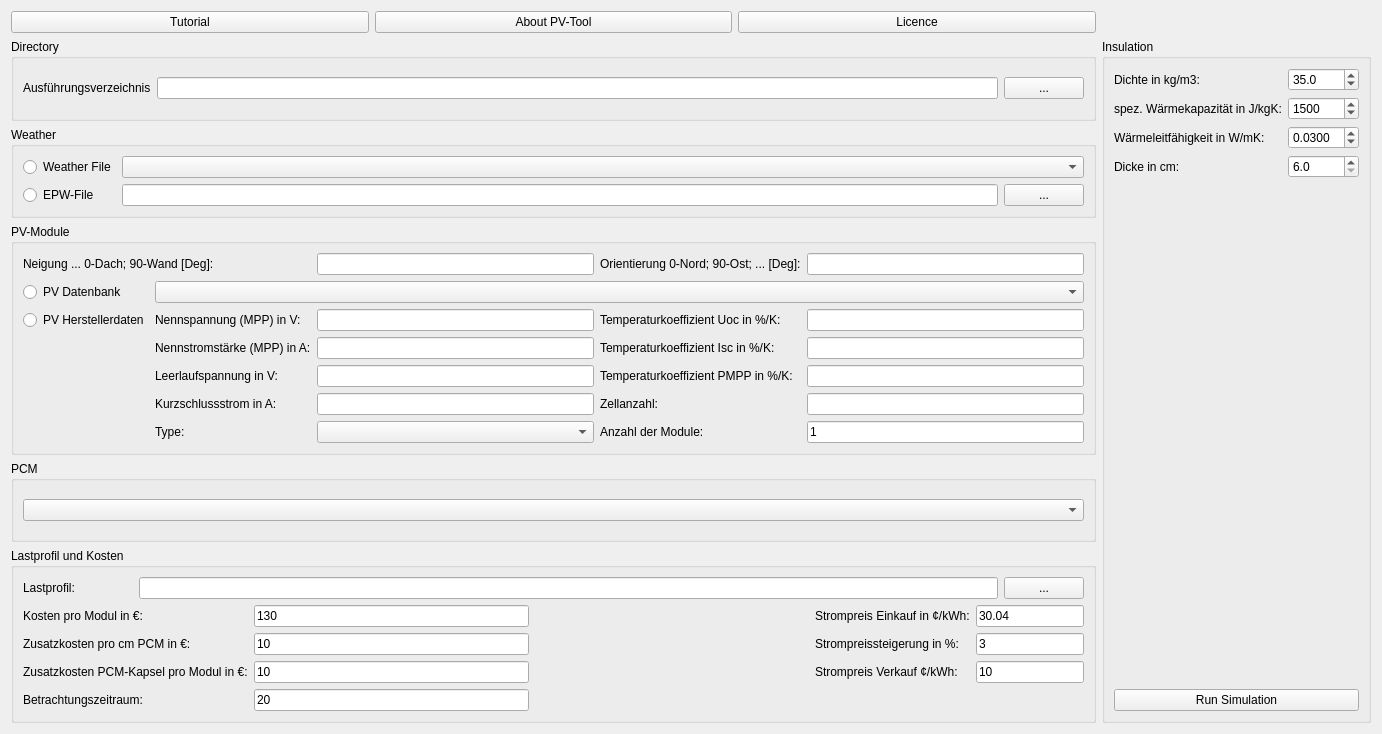
The window that PVTool/src/PVToolWidget.ui (Arombolosh/PVTool) describes before a commit, drawn with Qt 5.
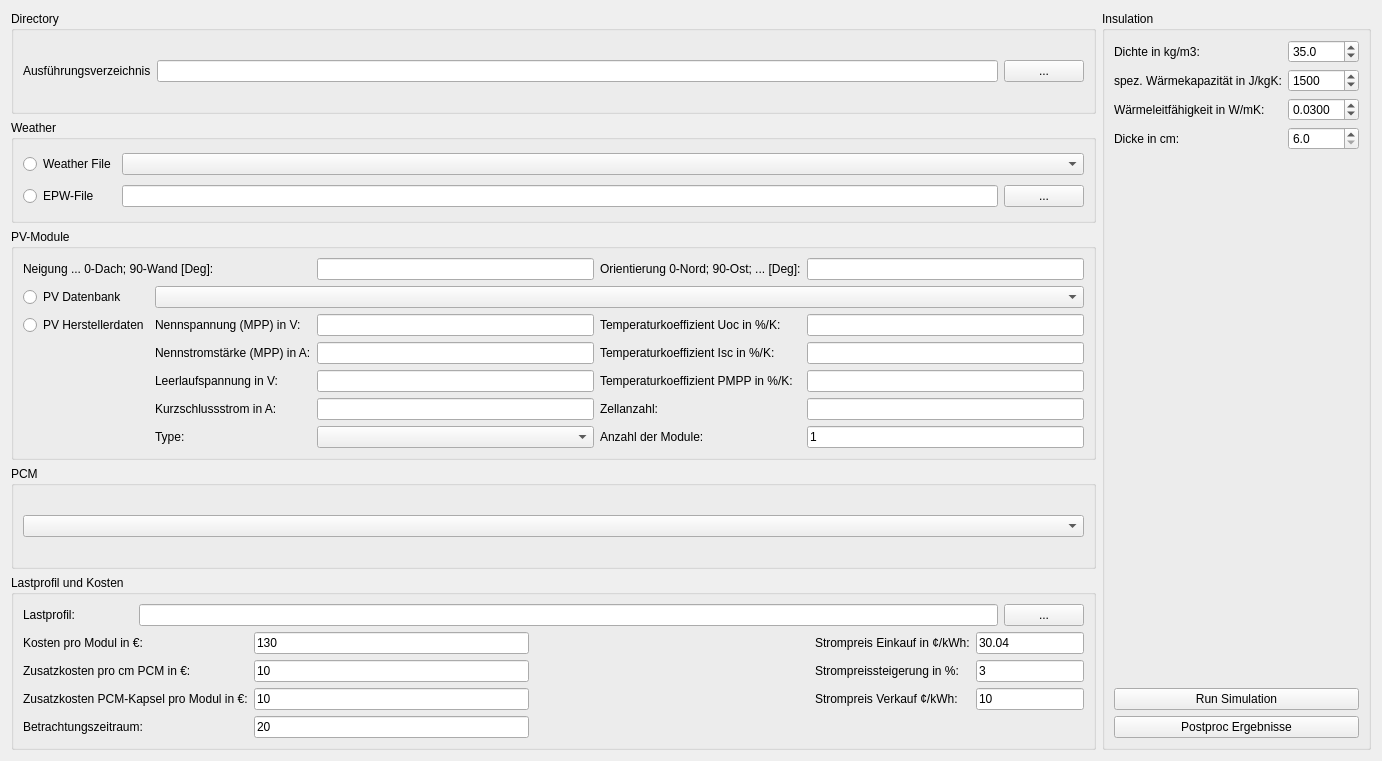
The same window after the commit.

Commit message: add MainWindow with file menu; implement pushbutton postproc

Diff of the .ui file:
```diff
--- a/PVTool/src/PVToolWidget.ui
+++ b/PVTool/src/PVToolWidget.ui
@@ -7,14 +7,14 @@
     <x>0</x>
     <y>0</y>
     <width>1382</width>
-    <height>734</height>
+    <height>761</height>
    </rect>
   </property>
   <property name="windowTitle">
    <string>PVTool</string>
   </property>
   <layout class="QGridLayout" name="gridLayout_4">
-   <item row="6" column="0">
+   <item row="5" column="0">
     <widget class="QGroupBox" name="groupBox">
      <property name="title">
       <string>Lastprofil und Kosten</string>
@@ -151,7 +151,176 @@
      </layout>
     </widget>
    </item>
+   <item row="1" column="1" rowspan="5">
+    <widget class="QGroupBox" name="groupBox_Insulation">
+     <property name="title">
+      <string>Insulation</string>
+     </property>
+     <layout class="QGridLayout" name="gridLayout_5">
+      <item row="2" column="1">
+       <widget class="QDoubleSpinBox" name="doubleSpinBox_Conductivity">
+        <property name="decimals">
+         <number>4</number>
+        </property>
+        <property name="minimum">
+         <double>0.000100000000000</double>
+        </property>
+        <property name="maximum">
+         <double>10.000000000000000</double>
+        </property>
+        <property name="singleStep">
+         <double>0.010000000000000</double>
+        </property>
+        <property name="value">
+         <double>0.030000000000000</double>
+        </property>
+       </widget>
+      </item>
+      <item row="3" column="1">
+       <widget class="QDoubleSpinBox" name="doubleSpinBox_InsulationThickness">
+        <property name="decimals">
+         <number>1</number>
+        </property>
+        <property name="minimum">
+         <double>6.000000000000000</double>
+        </property>
+       </widget>
+      </item>
+      <item row="5" column="0" colspan="2">
+       <widget class="QPushButton" name="pushButton_RunSimu">
+        <property name="text">
+         <string>Run Simulation</string>
+        </property>
+       </widget>
+      </item>
+      <item row="2" column="0">
+       <widget class="QLabel" name="label_3">
+        <property name="text">
+         <string>Wärmeleitfähigkeit in W/mK:</string>
+        </property>
+       </widget>
+      </item>
+      <item row="0" column="0">
+       <widget class="QLabel" name="label">
+        <property name="text">
+         <string>Dichte in kg/m3:</string>
+        </property>
+       </widget>
+      </item>
+      <item row="0" column="1">
+       <widget class="QDoubleSpinBox" name="doubleSpinBox_Density">
+        <property name="decimals">
+         <number>1</number>
+        </property>
+        <property name="minimum">
+         <double>1.000000000000000</double>
+        </property>
+        <property name="maximum">
+         <double>8000.000000000000000</double>
+        </property>
+        <property name="value">
+         <double>35.000000000000000</double>
+        </property>
+       </widget>
+      </item>
+      <item row="1" column="0">
+       <widget class="QLabel" name="label_2">
+        <property name="text">
+         <string>spez. Wärmekapazität in J/kgK:</string>
+        </property>
+       </widget>
+      </item>
+      <item row="4" column="0" colspan="2">
+       <spacer name="verticalSpacer">
+        <property name="orientation">
+         <enum>Qt::Vertical</enum>
+        </property>
+        <property name="sizeHint" stdset="0">
+         <size>
+          <width>20</width>
+          <height>367</height>
+         </size>
+        </property>
+       </spacer>
+      </item>
+      <item row="3" column="0">
+       <widget class="QLabel" name="label_4">
+        <property name="text">
+         <string>Dicke in cm:</string>
+        </property>
+       </widget>
+      </item>
+      <item row="1" column="1">
+       <widget class="QDoubleSpinBox" name="doubleSpinBox_SpecHeatCapa">
+        <property name="decimals">
+         <number>0</number>
+        </property>
+        <property name="minimum">
+         <double>200.000000000000000</double>
+        </property>
+        <property name="maximum">
+         <double>4000.000000000000000</double>
+        </property>
+        <property name="value">
+         <double>1500.000000000000000</double>
+        </property>
+       </widget>
+      </item>
+      <item row="6" column="0" colspan="2">
+       <widget class="QPushButton" name="pushButtonResult">
+        <property name="text">
+         <string>Postproc Ergebnisse</string>
+        </property>
+       </widget>
+      </item>
+     </layout>
+    </widget>
+   </item>
+   <item row="1" column="0">
+    <widget class="QGroupBox" name="groupBox_Directory">
+     <property name="title">
+      <string>Directory</string>
+     </property>
+     <layout class="QGridLayout" name="gridLayout_7">
+      <item row="0" column="0">
+       <widget class="QLabel" name="label_5">
+        <property name="text">
+         <string>Ausführungsverzeichnis</string>
+        </property>
+       </widget>
+      </item>
+      <item row="0" column="1">
+       <widget class="QLineEdit" name="lineEdit_Directory"/>
+      </item>
+      <item row="0" column="2">
+       <widget class="QPushButton" name="pushButton_Directory">
+        <property name="text">
+         <string>...</string>
+        </property>
+       </widget>
+      </item>
+     </layout>
+    </widget>
+   </item>
    <item row="4" column="0">
+    <widget class="QGroupBox" name="groupBox_PCM">
+     <property name="minimumSize">
+      <size>
+       <width>0</width>
+       <height>0</height>
+      </size>
+     </property>
+     <property name="title">
+      <string>PCM</string>
+     </property>
+     <layout class="QGridLayout" name="gridLayout_3">
+      <item row="1" column="0">
+       <widget class="QComboBox" name="comboBox_PCMMaterials"/>
+      </item>
+     </layout>
+    </widget>
+   </item>
+   <item row="3" column="0">
     <widget class="QGroupBox" name="groupBox_PVModule">
      <property name="title">
       <string>PV-Module</string>
@@ -301,7 +470,7 @@
      </layout>
     </widget>
    </item>
-   <item row="3" column="0">
+   <item row="2" column="0">
     <widget class="QGroupBox" name="groupBox_Weather">
      <property name="title">
       <string>Weather</string>
@@ -346,193 +515,6 @@
      </layout>
     </widget>
    </item>
-   <item row="2" column="0">
-    <widget class="QGroupBox" name="groupBox_Directory">
-     <property name="title">
-      <string>Directory</string>
-     </property>
-     <layout class="QGridLayout" name="gridLayout_7">
-      <item row="0" column="0">
-       <widget class="QLabel" name="label_5">
-        <property name="text">
-         <string>Ausführungsverzeichnis</string>
-        </property>
-       </widget>
-      </item>
-      <item row="0" column="1">
-       <widget class="QLineEdit" name="lineEdit_Directory"/>
-      </item>
-      <item row="0" column="2">
-       <widget class="QPushButton" name="pushButton_Directory">
-        <property name="text">
-         <string>...</string>
-        </property>
-       </widget>
-      </item>
-     </layout>
-    </widget>
-   </item>
-   <item row="5" column="0">
-    <widget class="QGroupBox" name="groupBox_PCM">
-     <property name="minimumSize">
-      <size>
-       <width>0</width>
-       <height>0</height>
-      </size>
-     </property>
-     <property name="title">
-      <string>PCM</string>
-     </property>
-     <layout class="QGridLayout" name="gridLayout_3">
-      <item row="1" column="0">
-       <widget class="QComboBox" name="comboBox_PCMMaterials"/>
-      </item>
-     </layout>
-    </widget>
-   </item>
-   <item row="2" column="1" rowspan="5">
-    <widget class="QGroupBox" name="groupBox_Insulation">
-     <property name="title">
-      <string>Insulation</string>
-     </property>
-     <layout class="QGridLayout" name="gridLayout_5">
-      <item row="1" column="0">
-       <widget class="QLabel" name="label_2">
-        <property name="text">
-         <string>spez. Wärmekapazität in J/kgK:</string>
-        </property>
-       </widget>
-      </item>
-      <item row="2" column="1">
-       <widget class="QDoubleSpinBox" name="doubleSpinBox_Conductivity">
-        <property name="decimals">
-         <number>4</number>
-        </property>
-        <property name="minimum">
-         <double>0.000100000000000</double>
-        </property>
-        <property name="maximum">
-         <double>10.000000000000000</double>
-        </property>
-        <property name="singleStep">
-         <double>0.010000000000000</double>
-        </property>
-        <property name="value">
-         <double>0.030000000000000</double>
-        </property>
-       </widget>
-      </item>
-      <item row="1" column="1">
-       <widget class="QDoubleSpinBox" name="doubleSpinBox_SpecHeatCapa">
-        <property name="decimals">
-         <number>0</number>
-        </property>
-        <property name="minimum">
-         <double>200.000000000000000</double>
-        </property>
-        <property name="maximum">
-         <double>4000.000000000000000</double>
-        </property>
-        <property name="value">
-         <double>1500.000000000000000</double>
-        </property>
-       </widget>
-      </item>
-      <item row="3" column="1">
-       <widget class="QDoubleSpinBox" name="doubleSpinBox_InsulationThickness">
-        <property name="decimals">
-         <number>1</number>
-        </property>
-        <property name="minimum">
-         <double>6.000000000000000</double>
-        </property>
-       </widget>
-      </item>
-      <item row="3" column="0">
-       <widget class="QLabel" name="label_4">
-        <property name="text">
-         <string>Dicke in cm:</string>
-        </property>
-       </widget>
-      </item>
-      <item row="0" column="1">
-       <widget class="QDoubleSpinBox" name="doubleSpinBox_Density">
-        <property name="decimals">
-         <number>1</number>
-        </property>
-        <property name="minimum">
-         <double>1.000000000000000</double>
-        </property>
-        <property name="maximum">
-         <double>8000.000000000000000</double>
-        </property>
-        <property name="value">
-         <double>35.000000000000000</double>
-        </property>
-       </widget>
-      </item>
-      <item row="4" column="0" colspan="2">
-       <spacer name="verticalSpacer">
-        <property name="orientation">
-         <enum>Qt::Vertical</enum>
-        </property>
-        <property name="sizeHint" stdset="0">
-         <size>
-          <width>20</width>
-          <height>367</height>
-         </size>
-        </property>
-       </spacer>
-      </item>
-      <item row="2" column="0">
-       <widget class="QLabel" name="label_3">
-        <property name="text">
-         <string>Wärmeleitfähigkeit in W/mK:</string>
-        </property>
-       </widget>
-      </item>
-      <item row="0" column="0">
-       <widget class="QLabel" name="label">
-        <property name="text">
-         <string>Dichte in kg/m3:</string>
-        </property>
-       </widget>
-      </item>
-      <item row="5" column="0" colspan="2">
-       <widget class="QPushButton" name="pushButton_RunSimu">
-        <property name="text">
-         <string>Run Simulation</string>
-        </property>
-       </widget>
-      </item>
-     </layout>
-    </widget>
-   </item>
-   <item row="1" column="0">
-    <layout class="QHBoxLayout" name="horizontalLayout">
-     <item>
-      <widget class="QPushButton" name="pushButton_HelpTutorial">
-       <property name="text">
-        <string>Tutorial</string>
-       </property>
-      </widget>
-     </item>
-     <item>
-      <widget class="QPushButton" name="pushButton_About">
-       <property name="text">
-        <string>About PV-Tool</string>
-       </property>
-      </widget>
-     </item>
-     <item>
-      <widget class="QPushButton" name="pushButton_Licence">
-       <property name="text">
-        <string>Licence</string>
-       </property>
-      </widget>
-     </item>
-    </layout>
-   </item>
   </layout>
  </widget>
  <resources/>
```
The commit also changes 3 other files.
